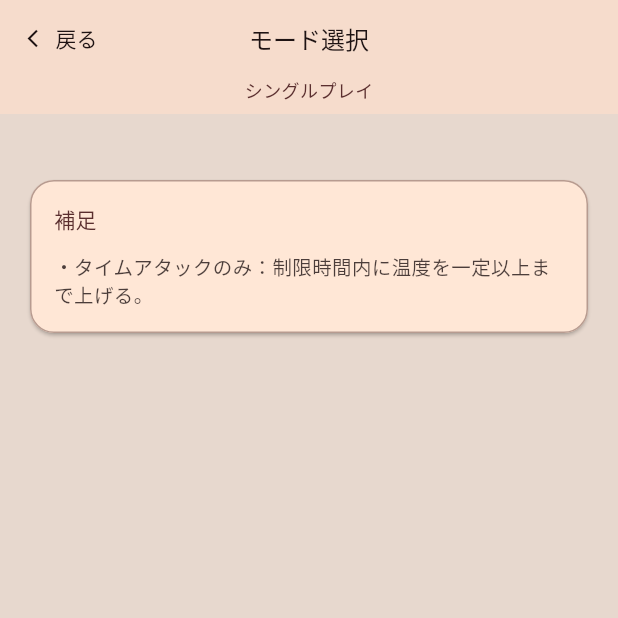
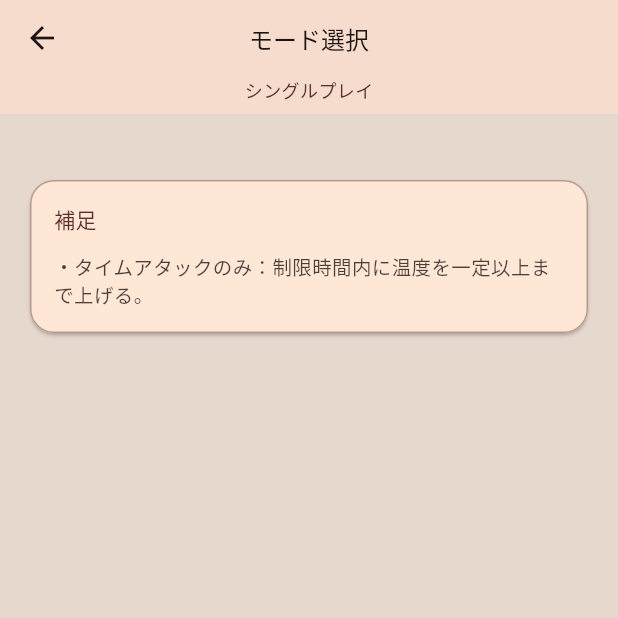
Before and after one commit to fukai0116/spajam-2025, a Flutter app: the ModeSelectionScreen screen opened by its route, on a phone screen of 412 x 824 dp, the top half of it. Run offline on Flutter 3.47's test engine with Material 3 defaults, Android fonts, the light colour scheme and no system bars; our stand-ins replace go_router; Roboto replaces fonts that are missing (ui-sans-serif).

Commit message:
戻るボタンが機能するように修正

```diff
--- a/lib/app_router.dart
+++ b/lib/app_router.dart
@@ -12,14 +12,16 @@ final router = GoRouter(
     GoRoute(
       path: '/',
       builder: (context, state) => const StartScreen(),
-    ),
-    GoRoute(
-      path: '/mode',
-      builder: (context, state) => const ModeSelectionScreen(),
-    ),
-    GoRoute(
-      path: '/matching',
-      builder: (context, state) => const MatchingScreen(),
+      routes: [
+        GoRoute(
+          path: 'mode',
+          builder: (context, state) => const ModeSelectionScreen(),
+        ),
+        GoRoute(
+          path: 'matching',
+          builder: (context, state) => const MatchingScreen(),
+        ),
+      ],
     ),
     GoRoute(
       path: '/game',
--- a/lib/screens/mode_selection_screen.dart
+++ b/lib/screens/mode_selection_screen.dart
@@ -10,16 +10,7 @@ class ModeSelectionScreen extends StatelessWidget {
 
     return Scaffold(
       appBar: AppBar(
-        leading: TextButton.icon(
-          onPressed: () => context.pop(),
-          icon: const Icon(Icons.arrow_back_ios_new, size: 14),
-          label: const Text('戻る'),
-          style: TextButton.styleFrom(
-            foregroundColor: theme.textTheme.bodyMedium?.color,
-            padding: const EdgeInsets.symmetric(horizontal: 12),
-          ),
-        ),
-        leadingWidth: 80,
+
         title: const Text(
           'モード選択',
           style: TextStyle(fontSize: 16, letterSpacing: 0.02),
@@ -37,7 +28,7 @@ class ModeSelectionScreen extends StatelessWidget {
         backgroundColor: theme.colorScheme.surface,
         elevation: 1,
         centerTitle: true,
-        automaticallyImplyLeading: false,
+
       ),
       body: SingleChildScrollView(
         padding: const EdgeInsets.all(16.0),
@@ -83,7 +74,7 @@ class ModeSelectionScreen extends StatelessWidget {
         padding: EdgeInsets.fromLTRB(16, 8, 16, 8 + MediaQuery.of(context).padding.bottom),
         child: ElevatedButton(
           onPressed: () {
-            context.go('/game');
+            context.push('/game');
           },
           child: const Text('タイムアタック'),
         ),
--- a/lib/screens/start_screen.dart
+++ b/lib/screens/start_screen.dart
@@ -114,7 +114,7 @@ class StartScreen extends StatelessWidget {
                           const SizedBox(height: 10),
                           ElevatedButton(
                             onPressed: () {
-                              context.go('/matching');
+                              context.push('/matching');
                             },
                             child: const Text('マルチプレイ'),
                           ),
```
Also changed, not shown: lib/screens/matching_screen.dart (+3 -12 lines).
